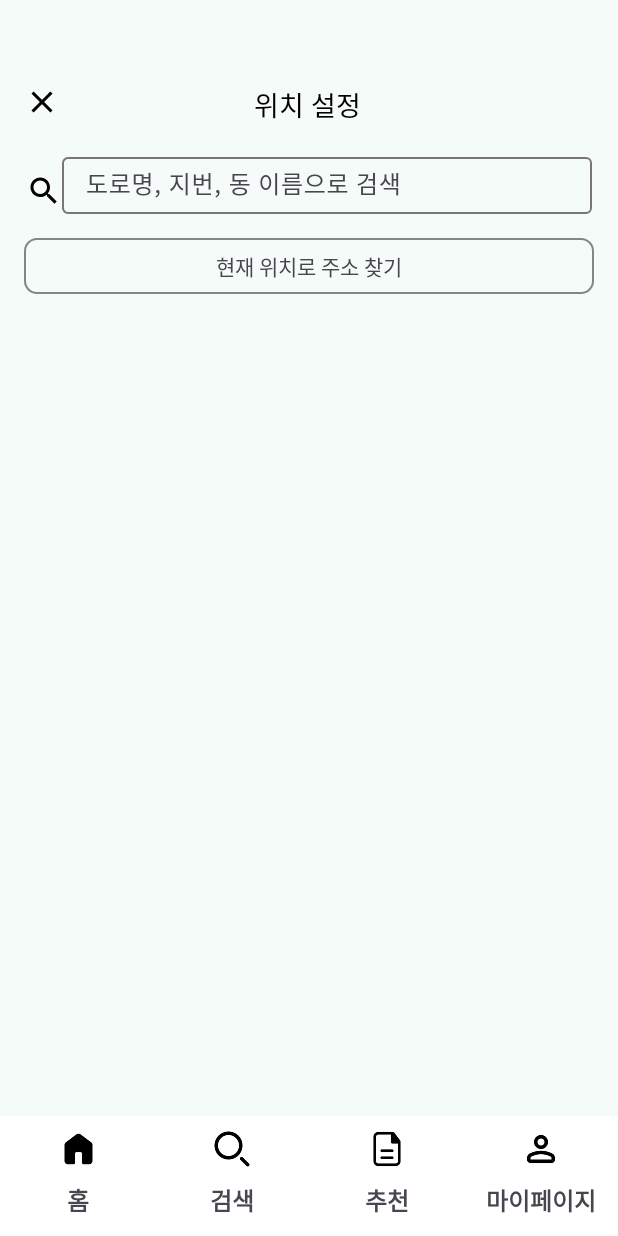
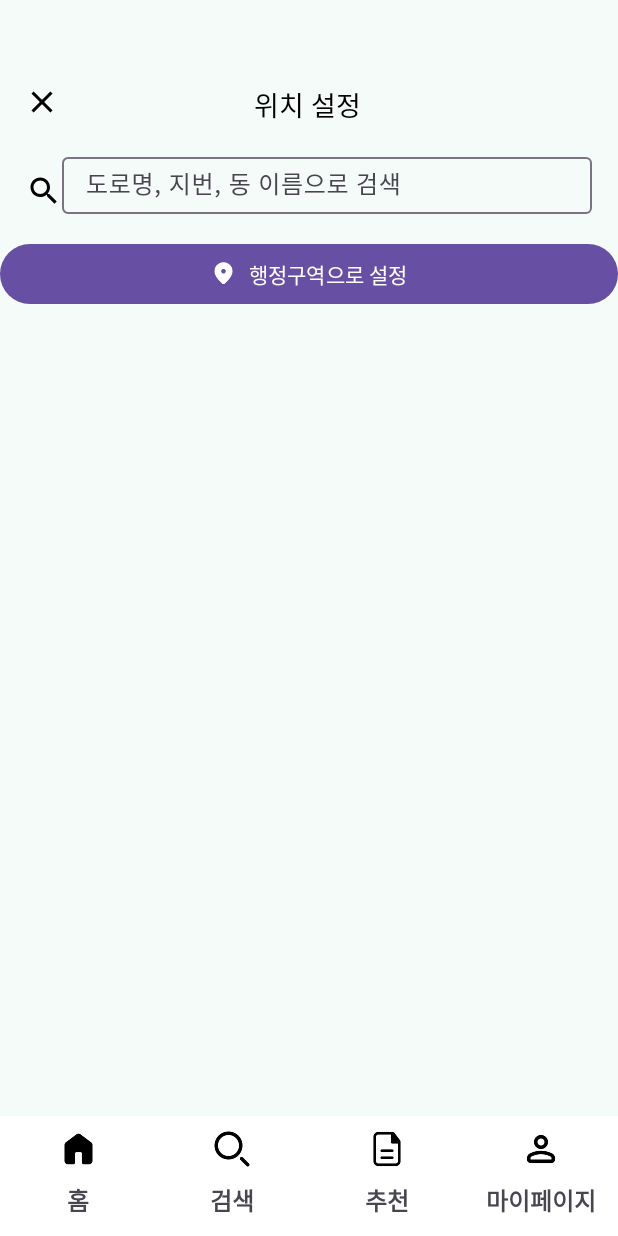
Before and after one commit to cbnu-development-team-tuktak/carepick-frontend, an Android app: the fragment LocationSettingFragment placed in its activity, on a phone screen of 412 x 824 dp. Run offline under Robolectric (Android 15) with nearby library versions, the phone set to English and light mode, and no system bars.

Commit message:
행정구역 선택 구현 시작

```diff
--- a/app/build.gradle.kts
+++ b/app/build.gradle.kts
@@ -64,6 +64,8 @@ dependencies {
     kapt(libs.glide.compiler)
     // 주소 검색용 라이브러리
     implementation("com.squareup.retrofit2:retrofit:2.11.0")
+    implementation("com.squareup.retrofit2:converter-moshi:2.11.0")
+    implementation("org.jetbrains.kotlinx:kotlinx-coroutines-android:1.9.0")
     implementation("com.squareup.retrofit2:converter-gson:2.11.0")
     implementation("com.squareup.okhttp3:okhttp:4.12.0")
     implementation("androidx.lifecycle:lifecycle-viewmodel-ktx:2.8.4")
--- a/app/src/main/java/com/example/carepick/network/RetrofitClient.kt
+++ b/app/src/main/java/com/example/carepick/network/RetrofitClient.kt
@@ -20,4 +20,8 @@ object RetrofitClient {
     val doctorService: DoctorApiService by lazy {
         retrofit.create(DoctorApiService::class.java)
     }
+
+    val adminRegionService: AdminRegionApi by lazy {
+        retrofit.create(AdminRegionApi::class.java)
+    }
 }
--- a/app/src/main/java/com/example/carepick/ui/location/LocationSettingFragment.kt
+++ b/app/src/main/java/com/example/carepick/ui/location/LocationSettingFragment.kt
@@ -5,27 +5,32 @@ import android.os.Bundle
 import android.util.Log
 import android.util.TypedValue
 import android.view.KeyEvent
-import android.view.LayoutInflater
-import android.view.MotionEvent
 import android.view.View
-import android.view.ViewGroup
 import android.view.inputmethod.EditorInfo
 import android.widget.*
-import androidx.cardview.widget.CardView
-import androidx.constraintlayout.helper.widget.Flow
 import androidx.constraintlayout.widget.ConstraintLayout
 import androidx.fragment.app.Fragment
 import androidx.lifecycle.lifecycleScope
+import androidx.recyclerview.widget.GridLayoutManager
 import androidx.recyclerview.widget.LinearLayoutManager
 import androidx.recyclerview.widget.RecyclerView
 import com.example.carepick.R
 import com.example.carepick.adapter.LocationAdapter
 import com.example.carepick.databinding.FragmentLocationSettingBinding
+import kotlinx.coroutines.launch
 
 class LocationSettingFragment : Fragment(R.layout.fragment_location_setting) {
 
     private var _binding: FragmentLocationSettingBinding? = null
     private val binding get() = _binding!!
+
+    private val sidoAdapter by lazy {
+        SidoAdapter { sido ->
+            // TODO: 클릭 시 동작 (예: 다음 단계로 시/군/구 불러오기)
+            // showToast("${sido.name} 선택")
+            // 이후 시/군/구 API 호출/그리드 표시로 확장
+        }
+    }
 
     private val viewModel by lazy { LocationViewModel(restKey = "4bde7a7235a24839479023ff8eb22347") }
     private val adapter = LocationAdapter { doc ->
@@ -102,6 +107,24 @@ class LocationSettingFragment : Fragment(R.layout.fragment_location_setting) {
             }
         }
 
+        binding.rvSidoGrid.apply {
+            layoutManager = GridLayoutManager(requireContext(), 3)
+            adapter = sidoAdapter
+            setHasFixedSize(true)
+        }
+
+        // 버튼 토글 + 첫 호출
+        binding.btnAdminRegion.setOnClickListener {
+            if (binding.rvSidoGrid.visibility == View.VISIBLE) {
+                binding.rvSidoGrid.visibility = View.GONE
+            } else {
+                binding.rvSidoGrid.visibility = View.VISIBLE
+                if (sidoAdapter.itemCount == 0) {
+                    fetchSidos()
+                }
+            }
+        }
+
 //        // 검색 버튼 (바인딩 통해 접근!)
 //        binding.btnSearch.setOnClickListener {
 //            val q = binding.searchEdit.text?.toString().orEmpty()
@@ -125,6 +148,19 @@ class LocationSettingFragment : Fragment(R.layout.fragment_location_setting) {
         super.onDestroyView()
     }
 
+    private fun fetchSidos() {
+        viewLifecycleOwner.lifecycleScope.launch {
+            runCatching {
+                RetrofitProvider.api.getSidos(page = 0, size = 30)
+            }.onSuccess { page ->
+                sidoAdapter.submit(page.content)
+            }.onFailure { e ->
+                // TODO: 에러 처리 (스낵바/토스트 등)
+                // showError(e.message)
+            }
+        }
+    }
+
     private fun createSelectableButton(text: String): TextView {
         val textView = TextView(requireContext())
         textView.text = text
--- a/app/src/main/res/layout/fragment_location_setting.xml
+++ b/app/src/main/res/layout/fragment_location_setting.xml
@@ -89,30 +89,30 @@
             app:layout_constraintTop_toBottomOf="@+id/textInputLayout" />
     </androidx.constraintlayout.widget.ConstraintLayout>
 
-    <androidx.constraintlayout.widget.ConstraintLayout
+    <!-- (A) 검색 영역 바로 아래에 배치 -->
+    <com.google.android.material.button.MaterialButton
+        android:id="@+id/btn_admin_region"
         android:layout_width="0dp"
         android:layout_height="wrap_content"
-        android:layout_marginStart="16dp"
         android:layout_marginTop="16dp"
-        android:layout_marginEnd="16dp"
-        android:background="@drawable/bg_reset_button"
-        app:layout_constraintEnd_toEndOf="parent"
+        android:text="행정구역으로 설정"
+        app:icon="@drawable/ic_location"
         app:layout_constraintStart_toStartOf="parent"
-        app:layout_constraintTop_toBottomOf="@+id/constraintLayout">
+        app:layout_constraintTop_toBottomOf="@+id/constraintLayout"
+        app:iconGravity="textStart"
+        app:iconPadding="8dp"
+        app:layout_constraintEnd_toEndOf="parent" />
 
-        <TextView
-            android:id="@+id/textView3"
-            android:layout_width="wrap_content"
-            android:layout_height="wrap_content"
-            android:layout_marginTop="8dp"
-            android:layout_marginBottom="8dp"
-            android:text="현재 위치로 주소 찾기"
-            app:layout_constraintBottom_toBottomOf="parent"
-            app:layout_constraintEnd_toEndOf="parent"
-            app:layout_constraintStart_toStartOf="parent"
-            app:layout_constraintTop_toTopOf="parent" />
-    </androidx.constraintlayout.widget.ConstraintLayout>
-
+    <!-- (B) 시/도 그리드 (3열) — 처음엔 숨김 -->
+    <androidx.recyclerview.widget.RecyclerView
+        android:id="@+id/rvSidoGrid"
+        android:layout_width="0dp"
+        android:layout_height="wrap_content"
+        android:layout_marginTop="8dp"
+        android:visibility="gone"
+        app:layout_constraintTop_toBottomOf="@id/btn_admin_region"
+        app:layout_constraintStart_toStartOf="parent"
+        app:layout_constraintEnd_toEndOf="parent" />
     <!-- 📍 GPS/읍면동 설정 탭 -->
 
     <!-- 🗺️ 지역 및 시/군/구 드롭다운 -->
```
Also changed, not shown: app/src/main/java/com/example/carepick/model/sido.kt (added, +12 -0 lines), app/src/main/java/com/example/carepick/network/AdminRegionApi.kt (added, +14 -0 lines), app/src/main/java/com/example/carepick/ui/location/SidoAdapter.kt (added, +37 -0 lines), app/src/main/res/layout/item_sido.xml (added, +13 -0 lines).
